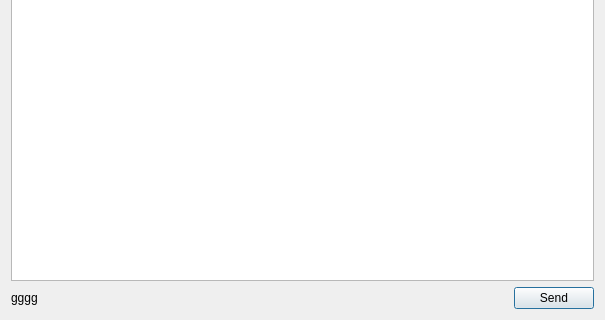
The window that view/UI/SendWindow.ui (Darnoker/mail-desktop) describes before a commit, drawn with Qt 5; both pictures show x 0 to 605 and y 256 to 576 of the 605 by 576 pixel window.
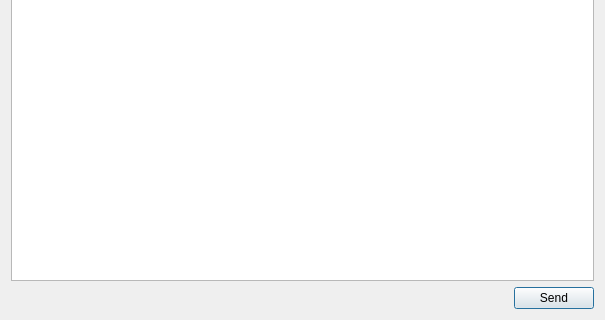
The same window after the commit.

Commit message: quick fix to errorLabel

Patch:
```diff
--- a/view/UI/SendWindow.ui
+++ b/view/UI/SendWindow.ui
@@ -56,7 +56,7 @@
       </sizepolicy>
      </property>
      <property name="text">
-      <string>gggg</string>
+      <string/>
      </property>
     </widget>
    </item>
```
